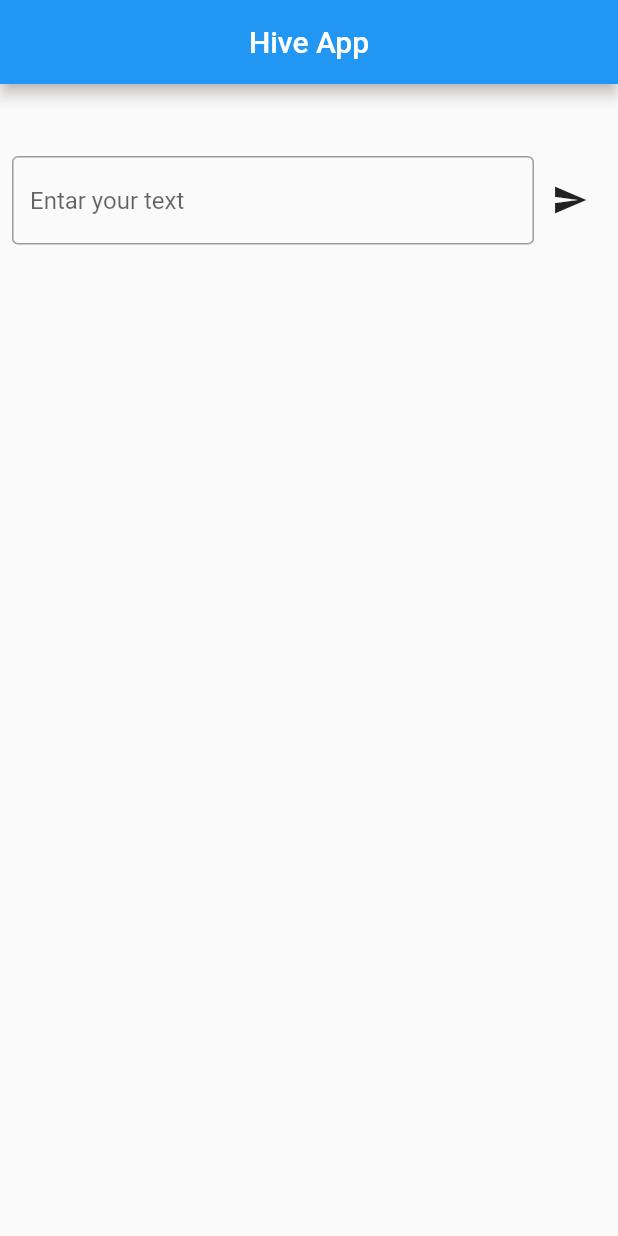
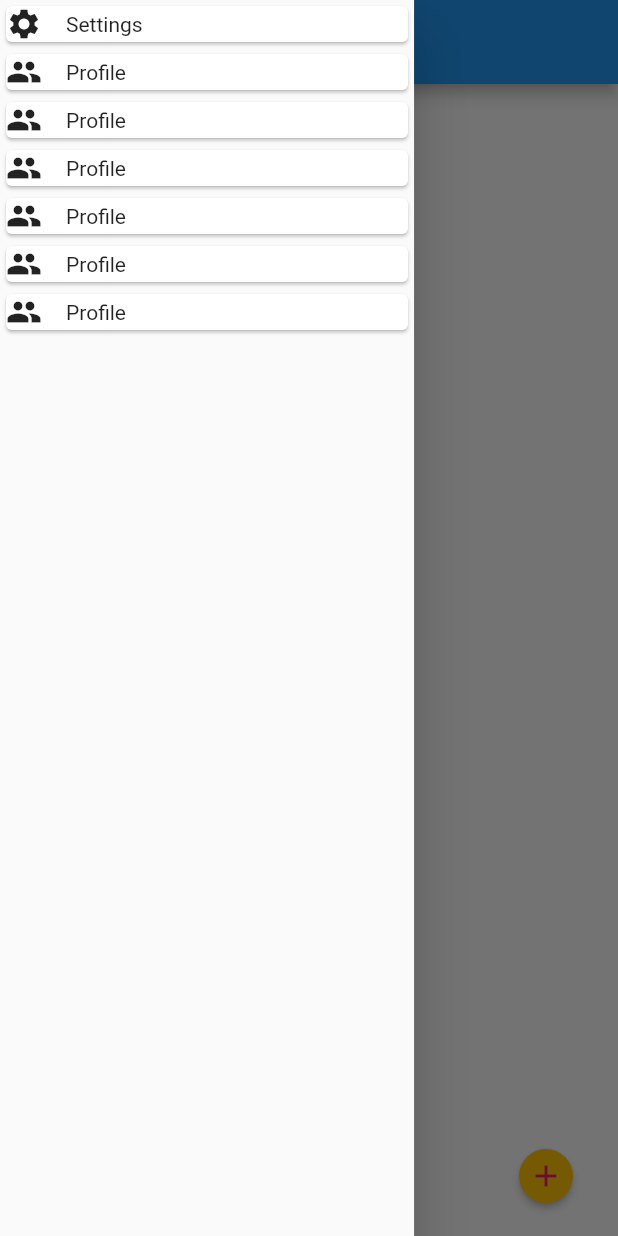
Before and after one commit to GajiHabib/hive, a Flutter app: the screen it shows after launch, with the side drawer open (before the commit the screen has no drawer), on a phone screen of 412 x 824 dp. Run offline on Flutter 3.47's test engine with Material 2 defaults, Android fonts, the phone set to English and light mode, and no system bars; our stand-ins replace hive, hive_flutter; accounts and stored records are empty.

Commit message:
first commit

```diff
--- /dev/null
+++ b/lib/componets/Mydrowar.dart
@@ -0,0 +1,63 @@
+
+import 'package:flutter/material.dart';
+import 'package:hiveapp/settingsreen.dart';
+
+class MyDrawer extends StatelessWidget {
+  const MyDrawer({
+    super.key,
+  });
+
+  @override
+  Widget build(BuildContext context) {
+    return Drawer(
+      width: MediaQuery.of(context).size.width * 0.67,
+      child: SafeArea(
+        child: ListView(
+          shrinkWrap: true,
+          children: List.generate(drawerItemList.length, (index) {
+            Widget? destination = drawerItemList[index].destination;
+
+            return InkWell(
+              onTap: () {
+                if (destination != null) {
+                  Navigator.push(context,
+                      MaterialPageRoute(builder: (context) => destination));
+                }
+              },
+              child: Card(
+                child: Row(
+                  children: [
+                    Icon(drawerItemList[index].icon),
+                    SizedBox(width: 16),
+                    Text(drawerItemList[index].title)
+                  ],
+                ),
+              ),
+            );
+          }),
+        ),
+      ),
+    );
+  }
+}
+
+class DrawerItem {
+  final String title;
+  final IconData icon;
+  final Widget? destination;
+
+  DrawerItem({required this.title, required this.icon, this.destination});
+}
+
+List<DrawerItem> drawerItemList = [
+  DrawerItem(
+      title: 'Settings',
+      icon: Icons.settings,
+      destination: const SettingScreen()),
+  DrawerItem(title: 'Profile', icon: Icons.people),
+  DrawerItem(title: 'Profile', icon: Icons.people),
+  DrawerItem(title: 'Profile', icon: Icons.people),
+  DrawerItem(title: 'Profile', icon: Icons.people),
+  DrawerItem(title: 'Profile', icon: Icons.people),
+  DrawerItem(title: 'Profile', icon: Icons.people),
+];
--- /dev/null
+++ b/lib/componets/floting.dart
@@ -0,0 +1,25 @@
+
+import 'package:flutter/material.dart';
+import 'package:hiveapp/NewNotepage.dart';
+
+class MyFloatingButton extends StatelessWidget {
+  const MyFloatingButton({
+    super.key,
+  });
+
+  @override
+  Widget build(BuildContext context) {
+    return ElevatedButton(
+      style: ElevatedButton.styleFrom(
+          backgroundColor: Colors.amber, shape: const CircleBorder()),
+      child: const Icon(
+        Icons.add,
+        color: Colors.pink,
+      ),
+      onPressed: () {
+        Navigator.push(context,
+            MaterialPageRoute(builder: (context) => NoteEditingPage()));
+      },
+    );
+  }
+}
--- /dev/null
+++ b/lib/componets/notenotfaund.dart
@@ -0,0 +1,20 @@
+
+import 'package:flutter/material.dart';
+
+class NoteNotFoundWidget extends StatelessWidget {
+  const NoteNotFoundWidget({
+    super.key,
+  });
+
+  @override
+  Widget build(BuildContext context) {
+    return const Expanded(
+      child: Center(
+        child: Column(
+          mainAxisAlignment: MainAxisAlignment.center,
+          children: [Icon(Icons.note, size: 64), Text('Note Not Found')],
+        ),
+      ),
+    );
+  }
+}
--- a/lib/homepage.dart
+++ b/lib/homepage.dart
@@ -1,58 +1,53 @@
-// ignore_for_file: prefer_const_literals_to_create_immutables, prefer_const_constructors
 
 import 'package:flutter/material.dart';
-import 'package:hive_flutter/adapters.dart';
+import 'package:hive/hive.dart';
+import 'package:hiveapp/componets/MyCard.dart';
+import 'package:hiveapp/componets/Mydrowar.dart';
+import 'package:hiveapp/componets/floting.dart';
+import 'package:hiveapp/componets/notenotfaund.dart';
 
-class homepage extends StatefulWidget {
-  const homepage({super.key});
+
+class HomePage extends StatefulWidget {
+  const HomePage({super.key});
 
   @override
-  State<homepage> createState() => _homepageState();
+  State<HomePage> createState() => _HomePageState();
 }
 
-class _homepageState extends State<homepage> {
-  String?name;
-  var box=Hive.openBox('name_box');
+class _HomePageState extends State<HomePage> {
+  var box = Hive.box('note');
+
   @override
   Widget build(BuildContext context) {
     return Scaffold(
-     appBar: AppBar(title: Center(child: Text('Hive App')),),
-     body: Padding(
-       padding: const EdgeInsets.all(8.0),
-       child: Column(children: [
-        SizedBox(height: 40,),
-        Row(children: [
-          Expanded(child: TextField(
-            decoration: InputDecoration(
-              border: OutlineInputBorder(),
-              hintText: 'Entar your text'
-            ),
-            onChanged: ( String value) {
-              name=value;
-            },
-          )),
-          IconButton(onPressed: () {
-             if (name != null) {
-                        box.add(name);
-                        print('$name is Added into HiveBox');
-              setState(() {
-
-              });
-            }
-          }, icon: Icon(Icons.send))
-        ],),
-        Expanded(child: ListView.builder(
-          itemCount: box.length,
-          itemBuilder:(context, index) {
-          var name=box.getAt(index);
-          return Card(
-            child: Center(child: Text('$name'),),
-          );
-        },))
-       ],),
-
-     ),
-
+      floatingActionButton: const MyFloatingButton(),
+      drawer: const MyDrawer(),
+      appBar: AppBar(
+        title: const Text("Hive App"),
+      ),
+      body: Padding(
+        padding: const EdgeInsets.all(8.0),
+        child: Column(
+          children: [
+            box.isEmpty
+                ? const NoteNotFoundWidget()
+                : Expanded(
+                    child: ListView.builder(
+                        itemCount: box.length,
+                        itemBuilder: (context, index) {
+                          Map noteMap = box.getAt(index);
+                          return NoteCard(
+                            noteMap: noteMap,
+                            index: index,
+                            onDelete: () {
+                              setState(() {});
+                            },
+                          );
+                        }),
+                  )
+          ],
+        ),
+      ),
     );
   }
 }
--- a/lib/main.dart
+++ b/lib/main.dart
@@ -1,23 +1,25 @@
+
 import 'package:flutter/material.dart';
 import 'package:hive_flutter/adapters.dart';
 
 import 'homepage.dart';
 
 void main() async {
-    await Hive.initFlutter();
-  await Hive.openBox('name_box');
+  await Hive.initFlutter();
+  await Hive.openBox('note');
 
   runApp(const MyApp());
 }
 
 class MyApp extends StatelessWidget {
   const MyApp({super.key});
+
+  // This widget is the root of your application.
   @override
   Widget build(BuildContext context) {
-    return MaterialApp(
+    return const MaterialApp(
       debugShowCheckedModeBanner: false,
-      home: homepage(),
-
+      home: HomePage(),
     );
   }
 }
```
Also changed, not shown: lib/NewNotepage.dart (added, +92 -0 lines), lib/componets/MyCard.dart (added, +87 -0 lines), lib/settingsreen.dart (added, +15 -0 lines).
